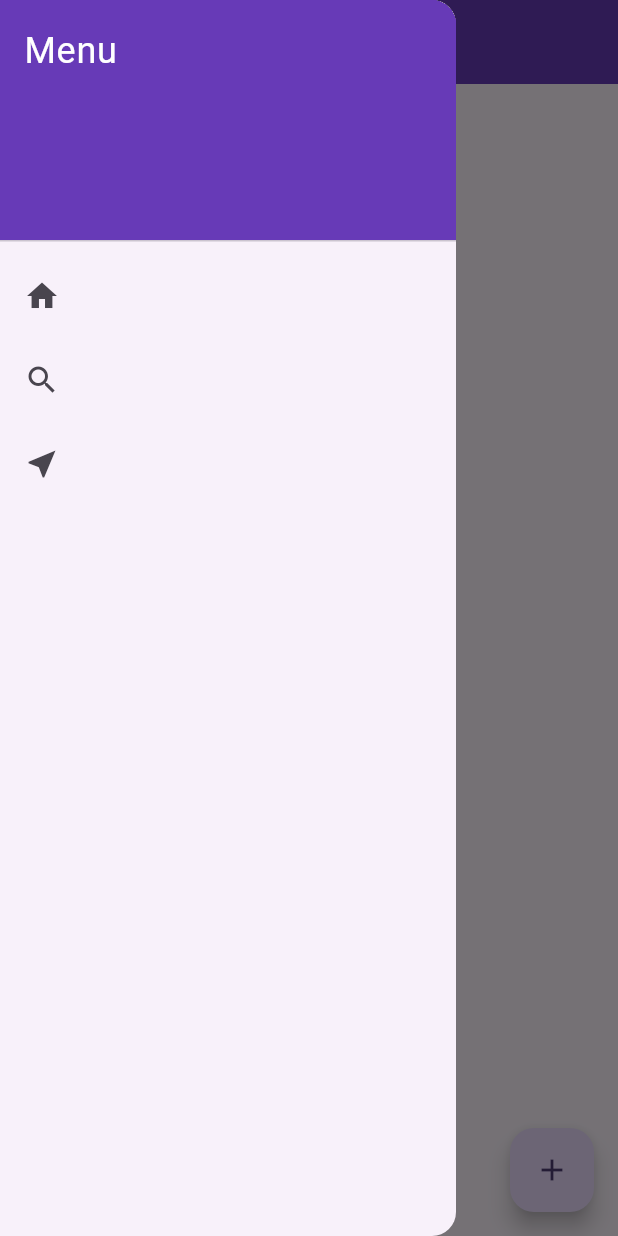
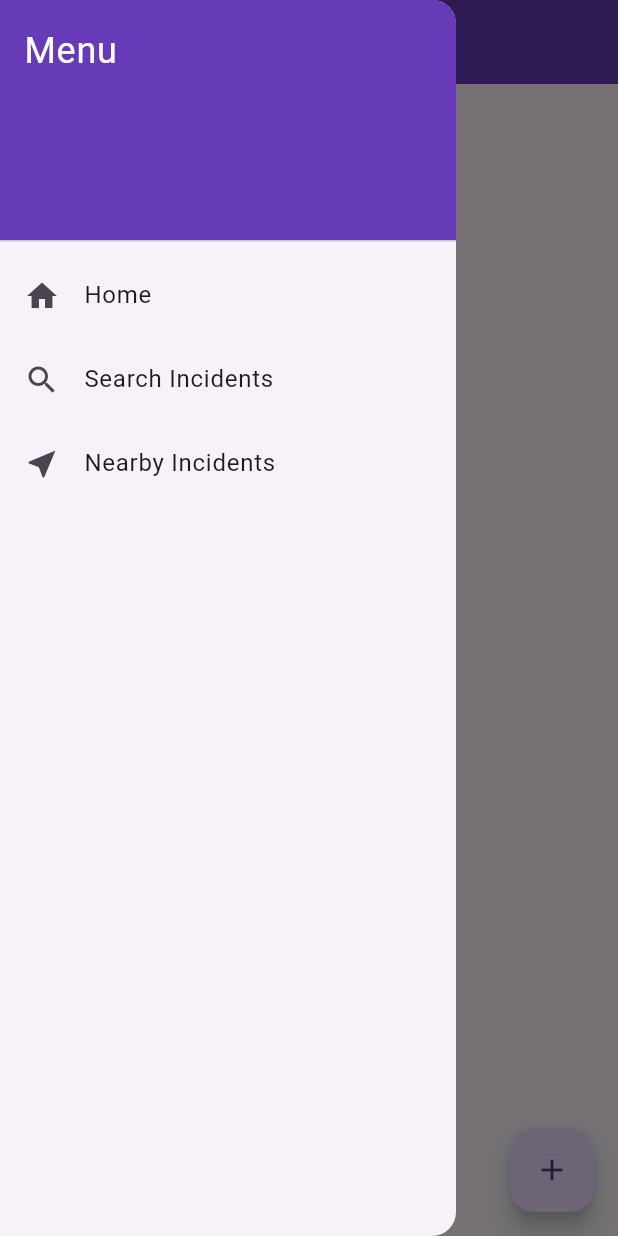
Before and after one commit to ckotwal/incident-reporter, a Flutter app: the screen it shows after launch, with the side drawer open, on a phone screen of 412 x 824 dp. Run offline on Flutter 3.47's test engine with Material 3 defaults, Android fonts, the phone set to English and light mode, and no system bars; our stand-ins replace camera, cloud_firestore, firebase_core, firebase_storage, geocoding, geolocator and 4 more; missing offline and left inert: firebase_app_check; accounts and stored records are empty.

Commit message:
Changes before Firebase Studio auto-run

```diff
--- a/lib/widgets/app_drawer.dart
+++ b/lib/widgets/app_drawer.dart
@@ -25,19 +25,25 @@ class AppDrawer extends StatelessWidget {
           ),
           ListTile(
             leading: const Icon(Icons.home),
+            title: const Text('Home'),
             onTap: () {
+              Navigator.pop(context);
               context.go('/');
             },
           ),
           ListTile(
             leading: const Icon(Icons.search),
+            title: const Text('Search Incidents'),
             onTap: () {
+              Navigator.pop(context);
               context.go('/search_incidents');
             },
           ),
           ListTile(
             leading: const Icon(Icons.near_me),
+            title: const Text('Nearby Incidents'),
             onTap: () {
+              Navigator.pop(context);
               context.go('/nearby_incidents');
             },
           ),
```
